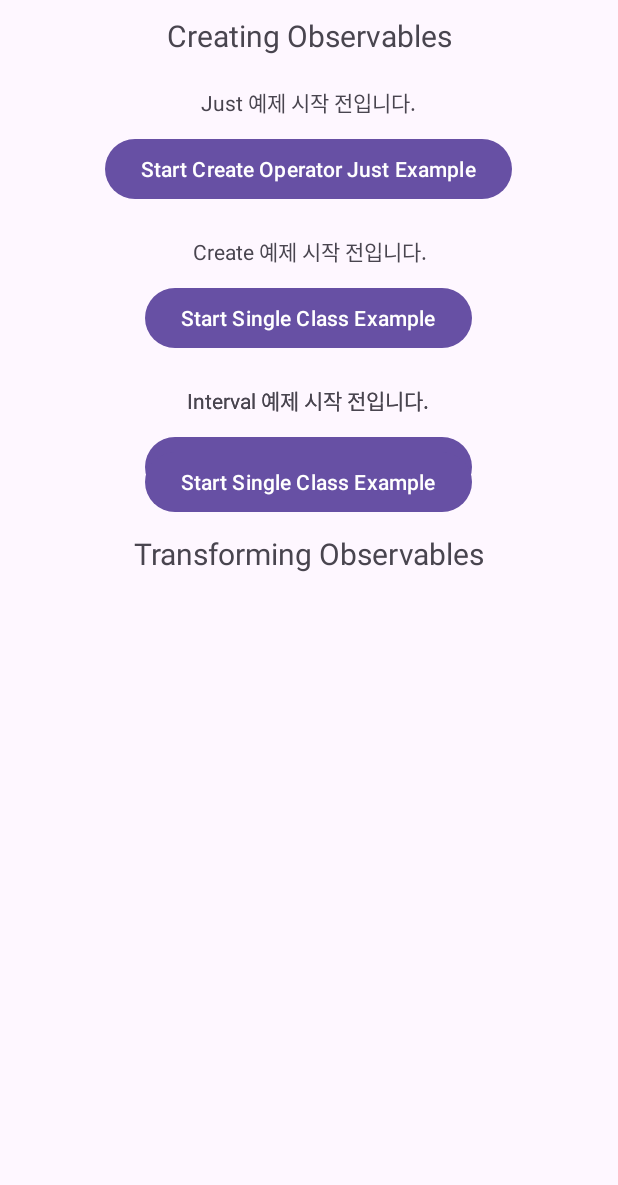
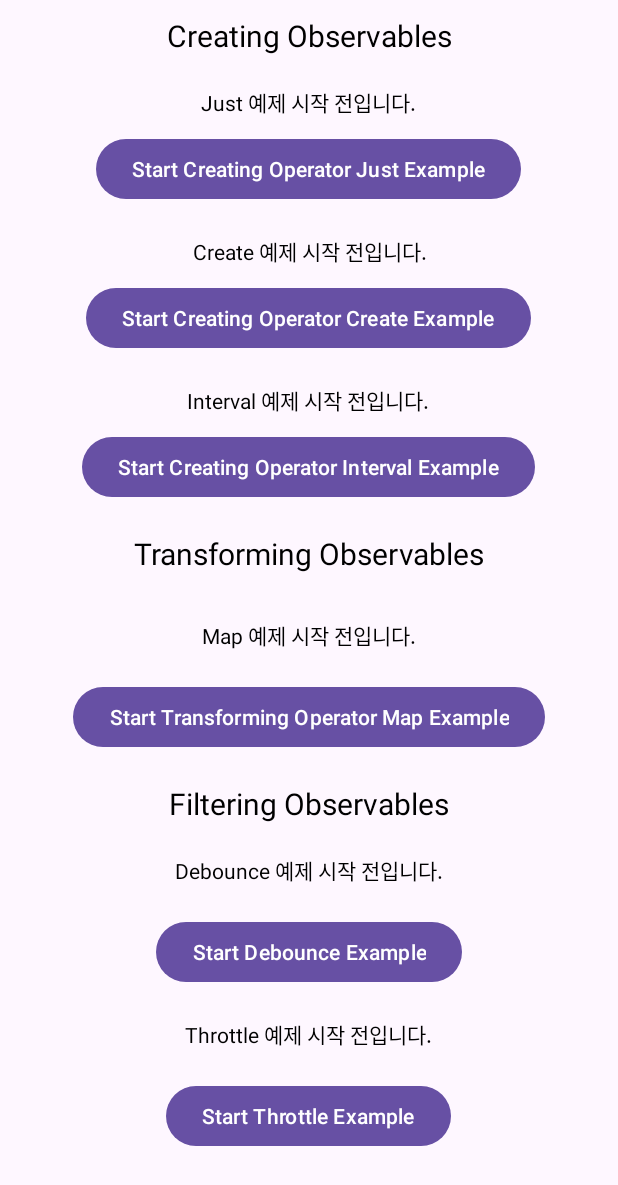
Before and after one commit to tvroom88/AIO_Android_Kotlin, an Android app built with Jetpack Compose: the fragment RxjavaOperators shown on its own in the app's theme, on a phone screen of 412 x 824 dp. Shown: the top 1185 px of the screen. Run offline under Robolectric (Android 15) with nearby library versions, the phone set to English and light mode, and no system bars; our stand-ins replace RxJava, data binding.

Commit message:
rxjava 예제 추가

```diff
--- a/app/src/main/java/com/aio/kotlin/studylist/backgroundwork/rx/operators/RxJavaOperatorsViewModel.kt
+++ b/app/src/main/java/com/aio/kotlin/studylist/backgroundwork/rx/operators/RxJavaOperatorsViewModel.kt
@@ -36,7 +36,12 @@ class RxJavaOperatorsViewModel : ViewModel() {
     private val _rxDebounceLiveData = MutableLiveData<String>()
     val rxDebounceLiveData: LiveData<String> get() = _rxDebounceLiveData
 
+    // Filter Observables (Debounce)
+    private val _rxThrottleLiveData = MutableLiveData<String>()
+    val rxThrottleLiveData: LiveData<String> get() = _rxThrottleLiveData
+
     init {
+
         // Creating Observables
         _rxJustLiveData.value = "Just 예제 시작 전입니다."
         _rxCreateLiveData.value = "Create 예제 시작 전입니다."
@@ -45,7 +50,9 @@ class RxJavaOperatorsViewModel : ViewModel() {
         // Transforming  Observables
         _rxMapLiveData.value = "Map 예제 시작 전입니다."
 
-        // Filter Observables
+        // Filtering Observables
+        _rxDebounceLiveData.value = "Debounce 예제 시작 전입니다."
+        _rxThrottleLiveData.value = "Throttle 예제 시작 전입니다."
     }
 
     /**
@@ -111,22 +118,60 @@ class RxJavaOperatorsViewModel : ViewModel() {
 
         val result = source.observeOn(AndroidSchedulers.mainThread()) // 결과는 메인 스레드에서 관찰
             .subscribe {
-                _rxIntervalLiveData.value = "$it"
+                _rxMapLiveData.value = "$it"
             }
     }
 
     /**
      * 3. 필터연산자 Filtering Observables
+     * filter(), take(), skip(), distinct(), Debounce(), Throttle
      */
     // Debounce : 이벤트를 그룹화하여 특정시간이 지난 후 하나의 이벤트만 발생하도록 하는 기술이다.
     // 예제 : 이벤트1 이벤트2 (— 4.9ms— ) 이벤트4 이벤트5(— 5ms — )
     fun operatorDebounce() {
+        val numberList = arrayOf("1", "2", "3", "4", "5")
 
+        val result = Observable.fromArray(*numberList) // 배열의 값을 하나씩 방출
+            .concatMap { item ->
+                // 각 아이템을 Observable로 감싸고 1초 지연
+                Observable.just(item).delay(1001, TimeUnit.MILLISECONDS)
+            }
+            .debounce(1000, TimeUnit.MILLISECONDS) // 1초 동안 이벤트가 없으면 해당 아이템을 방출
+            .observeOn(AndroidSchedulers.mainThread())
+            .subscribe(
+                { item ->
+                    _rxDebounceLiveData.postValue(item) // 방출된 값을 LiveData에 전달
+                },
+                { error ->
+                    Log.e("operatorDebounce", "Error: ${error.message}")
+                }
+            )
     }
 
     // Throttle : 이벤트를 일정한 주기마다 발생하도록 하는 기술이다.
     // 예제 : 이벤트1 ( — 1ms —) 이벤트2 ( — 1ms — ) 이벤트3
     fun operatorThrottle() {
 
+        val numberList = arrayOf("1", "2", "3", "4", "5", "6", "7", "8", "9", "10")
+        val source = Observable.create { emitter ->
+            numberList.forEach {
+                emitter.onNext(it)
+                Thread.sleep(1000) // 1초 지연
+            }
+            emitter.onComplete()
+        }
+        val result = source
+
+            .throttleFirst(2, TimeUnit.SECONDS) // 1초 간격으로 최신 이벤트만 방출
+            .subscribeOn(Schedulers.io()) // 데이터 생성은 IO 스레드에서 실행
+            .observeOn(AndroidSchedulers.mainThread()) // 결과는 메인 스레드에서 관찰
+            .subscribe {
+                _rxThrottleLiveData.value = it
+            }
     }
+
+    /**
+     * 4. 결합 연산자 :
+     * zip, Merge
+     */
 }
--- a/app/src/main/java/com/aio/kotlin/studylist/backgroundwork/rx/operators/RxjavaOperators.kt
+++ b/app/src/main/java/com/aio/kotlin/studylist/backgroundwork/rx/operators/RxjavaOperators.kt
@@ -36,7 +36,16 @@ class RxjavaOperators :
                 rxjavaOperatorsViewModel.operatorMap()
             }
 
-            // Filtering Observables
+            // Filtering Observables : Debounce, Throttle
+            btnRxjavaoperatorsDebounce.setOnClickListener {
+                rxjavaOperatorsViewModel.operatorDebounce()
+            }
+
+            btnRxjavaoperatorsThrottle.setOnClickListener {
+                rxjavaOperatorsViewModel.operatorThrottle()
+            }
+
+
         }
 
     }
--- a/app/src/main/res/layout/fragment_rxjava_operators.xml
+++ b/app/src/main/res/layout/fragment_rxjava_operators.xml
@@ -12,6 +12,10 @@
             type="com.aio.kotlin.studylist.backgroundwork.rx.operators.RxJavaOperatorsViewModel" />
     </data>
 
+    <ScrollView
+        android:layout_width="match_parent"
+        android:layout_height="wrap_content">
+
         <androidx.constraintlayout.widget.ConstraintLayout
             android:layout_width="match_parent"
             android:layout_height="match_parent">
@@ -23,6 +27,7 @@
                 android:layout_height="wrap_content"
                 android:layout_marginTop="10dp"
                 android:text="Creating Observables"
+                android:textColor="@color/black"
                 android:textSize="20sp"
                 app:layout_constraintEnd_toEndOf="parent"
                 app:layout_constraintStart_toStartOf="parent"
@@ -43,7 +48,8 @@
                     android:layout_height="wrap_content"
                     android:layout_gravity="center_horizontal"
                     android:gravity="center"
-                android:text="@{myRxJavaOperatorsViewModel.rxJustLiveData}" />
+                    android:text="@{myRxJavaOperatorsViewModel.rxJustLiveData}"
+                    android:textColor="@color/black" />
 
                 <Button
                     android:id="@+id/btn_rxjavaoperators_just"
@@ -51,7 +57,7 @@
                     android:layout_height="wrap_content"
                     android:layout_gravity="center_horizontal"
                     android:layout_marginTop="10dp"
-                android:text="Start Create Operator Just Example" />
+                    android:text="Start Creating Operator Just Example" />
             </LinearLayout>
 
             <!-- create -->
@@ -69,7 +75,8 @@
                     android:layout_height="wrap_content"
                     android:layout_gravity="center_horizontal"
                     android:gravity="center"
-                android:text="@{myRxJavaOperatorsViewModel.rxCreateLiveData}" />
+                    android:text="@{myRxJavaOperatorsViewModel.rxCreateLiveData}"
+                    android:textColor="@color/black" />
 
                 <Button
                     android:id="@+id/btn_rxjavaoperators_create"
@@ -77,7 +84,7 @@
                     android:layout_height="wrap_content"
                     android:layout_gravity="center_horizontal"
                     android:layout_marginTop="10dp"
-                android:text="Start Single Class Example" />
+                    android:text="Start Creating Operator Create Example" />
 
             </LinearLayout>
 
@@ -96,7 +103,8 @@
                     android:layout_height="wrap_content"
                     android:layout_gravity="center_horizontal"
                     android:gravity="center"
-                android:text="@{myRxJavaOperatorsViewModel.rxIntervalLiveData}" />
+                    android:text="@{myRxJavaOperatorsViewModel.rxIntervalLiveData}"
+                    android:textColor="@color/black" />
 
                 <Button
                     android:id="@+id/btn_rxjavaoperators_interval"
@@ -104,7 +112,7 @@
                     android:layout_height="wrap_content"
                     android:layout_gravity="center_horizontal"
                     android:layout_marginTop="10dp"
-                android:text="Start Single Class Example" />
+                    android:text="Start Creating Operator Interval Example" />
             </LinearLayout>
 
             <!--  Transforming Observables  -->
@@ -114,6 +122,7 @@
                 android:layout_height="wrap_content"
                 android:layout_marginTop="20dp"
                 android:text="Transforming Observables"
+                android:textColor="@color/black"
                 android:textSize="20sp"
                 app:layout_constraintEnd_toEndOf="parent"
                 app:layout_constraintStart_toStartOf="parent"
@@ -124,9 +133,9 @@
                 android:id="@+id/ll_rxjavaoperators_map"
                 android:layout_width="match_parent"
                 android:layout_height="wrap_content"
-            android:layout_marginTop="20dp"
+                android:layout_marginTop="30dp"
                 android:orientation="vertical"
-            app:layout_constraintTop_toBottomOf="@+id/ll_rxjavaoperators_create">
+                app:layout_constraintTop_toBottomOf="@+id/tv_rxjavaoperators_transforming">
 
                 <TextView
                     android:id="@+id/tv_rxjavaoperators_map"
@@ -134,7 +143,8 @@
                     android:layout_height="wrap_content"
                     android:layout_gravity="center_horizontal"
                     android:gravity="center"
-                android:text="@{myRxJavaOperatorsViewModel.rxIntervalLiveData}" />
+                    android:text="@{myRxJavaOperatorsViewModel.rxMapLiveData}"
+                    android:textColor="@color/black" />
 
                 <Button
                     android:id="@+id/btn_rxjavaoperators_map"
@@ -142,9 +152,77 @@
                     android:layout_height="wrap_content"
                     android:layout_gravity="center_horizontal"
                     android:layout_marginTop="20dp"
-                android:text="Start Single Class Example" />
+                    android:text="Start Transforming Operator Map Example"/>
             </LinearLayout>
 
 
+            <!--  Filtering Observables  -->
+            <TextView
+                android:id="@+id/tv_rxjavaoperators_filter"
+                android:layout_width="wrap_content"
+                android:layout_height="wrap_content"
+                android:layout_marginTop="20dp"
+                android:text="Filtering Observables"
+                android:textColor="@color/black"
+                android:textSize="20sp"
+                app:layout_constraintEnd_toEndOf="parent"
+                app:layout_constraintStart_toStartOf="parent"
+                app:layout_constraintTop_toBottomOf="@+id/ll_rxjavaoperators_map" />
+
+            <!-- debounce -->
+            <LinearLayout
+                android:id="@+id/ll_rxjavaoperators_debounce"
+                android:layout_width="match_parent"
+                android:layout_height="wrap_content"
+                android:layout_marginTop="20dp"
+                android:orientation="vertical"
+                app:layout_constraintTop_toBottomOf="@+id/tv_rxjavaoperators_filter">
+
+                <TextView
+                    android:id="@+id/tv_rxjavaoperators_debounce"
+                    android:layout_width="wrap_content"
+                    android:layout_height="wrap_content"
+                    android:layout_gravity="center_horizontal"
+                    android:gravity="center"
+                    android:text="@{myRxJavaOperatorsViewModel.rxDebounceLiveData}"
+                    android:textColor="@color/black" />
+
+                <Button
+                    android:id="@+id/btn_rxjavaoperators_debounce"
+                    android:layout_width="wrap_content"
+                    android:layout_height="wrap_content"
+                    android:layout_gravity="center_horizontal"
+                    android:layout_marginTop="20dp"
+                    android:text="Start Debounce Example" />
+            </LinearLayout>
+
+
+            <LinearLayout
+                android:id="@+id/ll_rxjavaoperators_throttle"
+                android:layout_width="match_parent"
+                android:layout_height="wrap_content"
+                android:layout_marginTop="20dp"
+                android:orientation="vertical"
+                app:layout_constraintTop_toBottomOf="@+id/ll_rxjavaoperators_debounce">
+
+                <TextView
+                    android:id="@+id/tv_rxjavaoperators_throttle"
+                    android:layout_width="wrap_content"
+                    android:layout_height="wrap_content"
+                    android:layout_gravity="center_horizontal"
+                    android:gravity="center"
+                    android:text="@{myRxJavaOperatorsViewModel.rxThrottleLiveData}"
+                    android:textColor="@color/black" />
+
+                <Button
+                    android:id="@+id/btn_rxjavaoperators_throttle"
+                    android:layout_width="wrap_content"
+                    android:layout_height="wrap_content"
+                    android:layout_gravity="center_horizontal"
+                    android:layout_marginTop="20dp"
+                    android:text="Start Throttle Example" />
+            </LinearLayout>
         </androidx.constraintlayout.widget.ConstraintLayout>
+
+    </ScrollView>
 </layout>
--- a/app/src/main/res/layout/toolbar.xml
+++ b/app/src/main/res/layout/toolbar.xml
@@ -1,4 +1,3 @@
-
 <?xml version="1.0" encoding="utf-8"?>
 <androidx.appcompat.widget.Toolbar xmlns:android="http://schemas.android.com/apk/res/android"
     xmlns:app="http://schemas.android.com/apk/res-auto"
```
Lines whose indentation alone changed are shown as unchanged.
